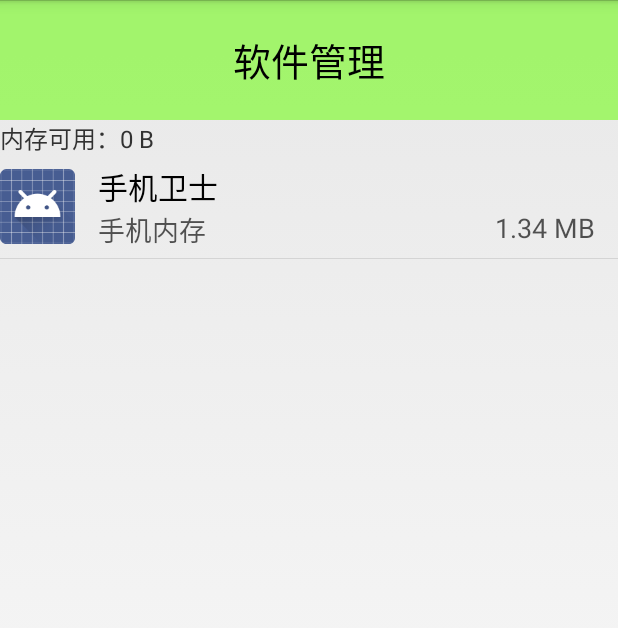
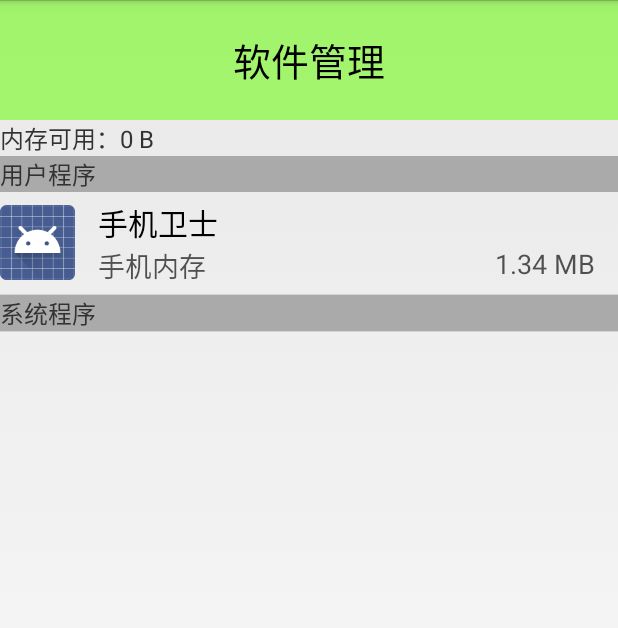
Before and after one commit to silionXi/MobileSafe, an Android app: the AppManagerActivity screen opened directly, with no data from a screen before it, on a phone screen of 412 x 824 dp. Shown: the top 628 px of the screen. Run offline under Robolectric (Android 15) with nearby library versions, the phone set to English and light mode, and no system bars.

Commit message:
Add header view

```diff
--- a/app/src/main/java/com/silion/mobilesafe/activity/AppManagerActivity.java
+++ b/app/src/main/java/com/silion/mobilesafe/activity/AppManagerActivity.java
@@ -9,8 +9,10 @@ import android.os.Message;
 import android.text.format.Formatter;
 import android.view.View;
 import android.view.ViewGroup;
+import android.widget.AbsListView;
 import android.widget.BaseAdapter;
 import android.widget.ImageView;
+import android.widget.LinearLayout;
 import android.widget.ListView;
 import android.widget.ProgressBar;
 import android.widget.TextView;
@@ -31,6 +33,8 @@ public class AppManagerActivity extends Activity {
     private ListView mListView;
     private ListAdapter mListAdapter;
     private List<AppInfo> mListData = new ArrayList<>();
+    private List<AppInfo> mSysList = new ArrayList<>();
+    private List<AppInfo> mUserList = new ArrayList<>();
 
     private Handler mHandler = new Handler() {
         @Override
@@ -38,9 +42,30 @@ public class AppManagerActivity extends Activity {
             super.handleMessage(msg);
             mListAdapter.notifyDataSetChanged();
             pbLoading.setVisibility(View.GONE);
+            tvHeader.setVisibility(View.VISIBLE);
         }
     };
     private ProgressBar pbLoading;
+    private TextView tvHeader;
+    private AbsListView.OnScrollListener mScrollListener = new AbsListView.OnScrollListener() {
+        @Override
+        public void onScrollStateChanged(AbsListView view, int scrollState) {
+
+        }
+
+        @Override
+        public void onScroll(AbsListView view, int firstVisibleItem, int visibleItemCount, int totalItemCount) {
+            if (totalItemCount > 0 && view.getLastVisiblePosition() <= mUserList.size()) {
+                tvHeader.setText("用户程序");
+                tvHeader.setVisibility(View.VISIBLE);
+            } else if (view.getLastVisiblePosition() > mUserList.size() && firstVisibleItem < mUserList.size() + 1) {
+                tvHeader.setVisibility(View.GONE);
+            } else if (firstVisibleItem == mUserList.size() + 1) {
+                tvHeader.setText("系统程序");
+                tvHeader.setVisibility(View.VISIBLE);
+            }
+        }
+    };
 
     @Override
     protected void onCreate(Bundle savedInstanceState) {
@@ -49,21 +74,38 @@ public class AppManagerActivity extends Activity {
         tvRom = (TextView) findViewById(R.id.tvRom);
         initFreeSpace();
 
+        tvHeader = (TextView) findViewById(R.id.tvHeader);
+        pbLoading = (ProgressBar) findViewById(R.id.pbLoading);
+
         mListView = (ListView) findViewById(R.id.listView);
         mListAdapter = new ListAdapter(this);
         mListView.setAdapter(mListAdapter);
+        mListView.setOnScrollListener(mScrollListener);
         initData();
 
-        pbLoading = (ProgressBar) findViewById(R.id.pbLoading);
     }
 
     public void initData() {
+        pbLoading.setVisibility(View.VISIBLE);
+        tvHeader.setVisibility(View.GONE);
         new Thread(new Runnable() {
             @Override
             public void run() {
-                pbLoading.setVisibility(View.VISIBLE);
-                mListData = AppManager.getAppInfo(AppManagerActivity.this);
+                List<AppInfo> appInfos;
+                appInfos = AppManager.getAppList(AppManagerActivity.this);
+                if (appInfos != null && appInfos.size() > 0) {
+                    for (AppInfo appInfo : appInfos) {
+                        if (appInfo.isUser()) {
+                            mUserList.add(appInfo);
+                        } else {
+                            mSysList.add(appInfo);
+                        }
+                    }
+                    mListData.addAll(mUserList);
+                    mListData.add(null);
+                    mListData.addAll(mSysList);
                     mHandler.sendEmptyMessage(0);
+                }
             }
         }).start();
     }
@@ -106,7 +148,15 @@ public class AppManagerActivity extends Activity {
         public View getView(int position, View convertView, ViewGroup parent) {
             View view = convertView;
             ViewHolder viewHolder;
-            if (view != null) {
+            AppInfo appInfo = (AppInfo) getItem(position);
+            if (appInfo == null) {
+                TextView tv = new TextView(mContext);
+                tv.setBackgroundColor(mContext.getResources().getColor(R.color.d));
+                tv.setTextSize(16);
+                tv.setText("系统程序");
+                return tv;
+            } else {
+                if (view != null && view instanceof LinearLayout) {
                     viewHolder = (ViewHolder) view.getTag();
                 } else {
                     view = View.inflate(mContext, R.layout.listitem_appmanager, null);
@@ -117,7 +167,6 @@ public class AppManagerActivity extends Activity {
                     viewHolder.tvSize = (TextView) view.findViewById(R.id.tvSize);
                     view.setTag(viewHolder);
                 }
-            AppInfo appInfo = (AppInfo) getItem(position);
                 viewHolder.ivIcon.setImageDrawable(appInfo.getIcon());
                 viewHolder.tvName.setText(appInfo.getName());
                 if (appInfo.isRom()) {
@@ -126,6 +175,7 @@ public class AppManagerActivity extends Activity {
                     viewHolder.tvLocat.setText("SD卡");
                 }
                 viewHolder.tvSize.setText(Formatter.formatFileSize(mContext, appInfo.getSize()));
+            }
             return view;
         }
     }
--- a/app/src/main/java/com/silion/mobilesafe/engine/AppManager.java
+++ b/app/src/main/java/com/silion/mobilesafe/engine/AppManager.java
@@ -15,7 +15,7 @@ import java.util.List;
  * Created by silion on 2016/5/10.
  */
 public class AppManager {
-    public static List<AppInfo> getAppInfo(Context context) {
+    public static List<AppInfo> getAppList(Context context) {
         List<AppInfo> appInfos = new ArrayList<>();
         PackageManager pm = context.getPackageManager();
         List<PackageInfo> packageInfos = pm.getInstalledPackages(PackageManager.GET_ACTIVITIES);
--- a/app/src/main/res/layout/activity_appmanager.xml
+++ b/app/src/main/res/layout/activity_appmanager.xml
@@ -32,6 +32,14 @@
             tools:text="SD卡可用：xxx"/>
     </LinearLayout>
 
+    <TextView
+        android:id="@+id/tvHeader"
+        android:layout_width="match_parent"
+        android:layout_height="wrap_content"
+        android:background="@color/d"
+        android:textSize="16sp"
+        tools:text="用户程序"/>
+
     <FrameLayout
         android:layout_width="match_parent"
         android:layout_height="match_parent">
```
Lines whose indentation alone changed are shown as unchanged.
